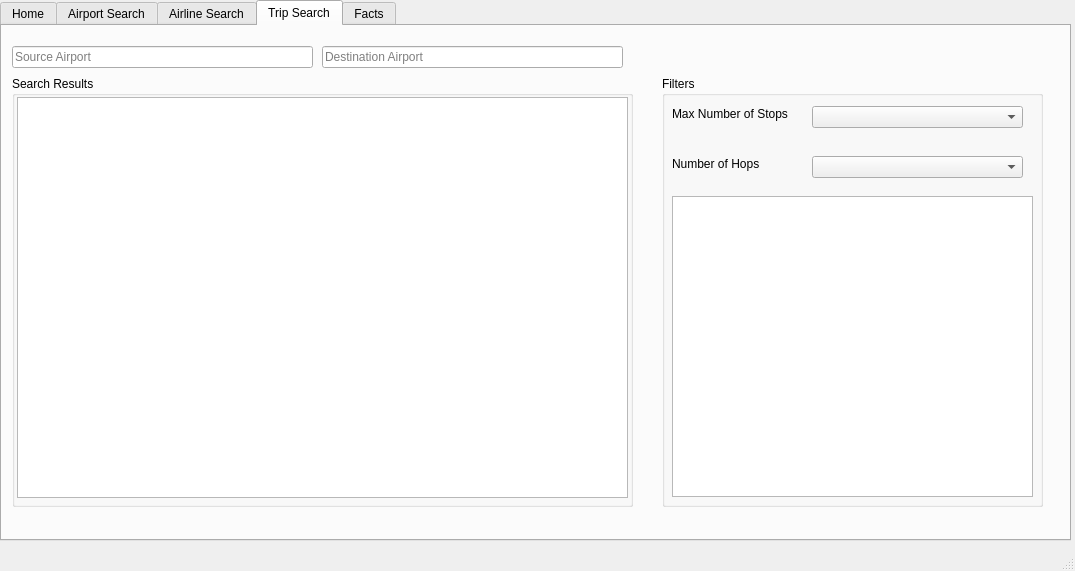
Old version of the form UI/mainwindow.ui in the repository kenji-adachi/cpts415_flightSearchEngine_Project.
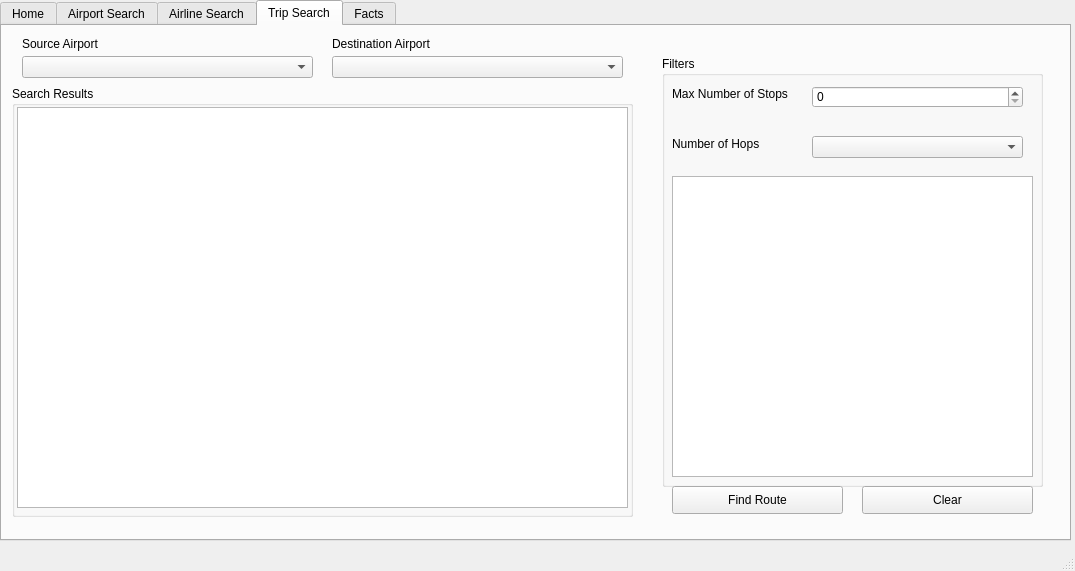
New version of the form. The open tabs and pages were chosen to show the change.

Commit message:
Most up to date UI - Mostly connected to DB
-Airport Tab Done
-Airline Tab waiting for Share code Query and Stops Query
-Trips Tab mostly done
-Facts Tab waiting for Aggregation Queries

Patch:
```diff
--- a/UI/mainwindow.ui
+++ b/UI/mainwindow.ui
@@ -239,42 +239,6 @@
         <string>Country</string>
        </property>
       </widget>
-      <widget class="QLabel" name="label_6">
-       <property name="geometry">
-        <rect>
-         <x>10</x>
-         <y>80</y>
-         <width>49</width>
-         <height>16</height>
-        </rect>
-       </property>
-       <property name="text">
-        <string>City</string>
-       </property>
-      </widget>
-      <widget class="QLabel" name="label_7">
-       <property name="geometry">
-        <rect>
-         <x>10</x>
-         <y>130</y>
-         <width>49</width>
-         <height>16</height>
-        </rect>
-       </property>
-       <property name="text">
-        <string>Stops</string>
-       </property>
-      </widget>
-      <widget class="QComboBox" name="airlineStopsDrop">
-       <property name="geometry">
-        <rect>
-         <x>70</x>
-         <y>130</y>
-         <width>221</width>
-         <height>22</height>
-        </rect>
-       </property>
-      </widget>
       <widget class="QCheckBox" name="airlineCodeShareCheckBox">
        <property name="geometry">
         <rect>
@@ -321,7 +285,7 @@
       <property name="geometry">
        <rect>
         <x>10</x>
-        <y>50</y>
+        <y>60</y>
         <width>621</width>
         <height>431</height>
        </rect>
@@ -338,13 +302,19 @@
          <height>401</height>
         </rect>
        </property>
+       <attribute name="horizontalHeaderVisible">
+        <bool>false</bool>
+       </attribute>
+       <attribute name="verticalHeaderVisible">
+        <bool>false</bool>
+       </attribute>
       </widget>
      </widget>
      <widget class="QGroupBox" name="tripsFilterGroupBox">
       <property name="geometry">
        <rect>
         <x>660</x>
-        <y>50</y>
+        <y>30</y>
         <width>381</width>
         <height>431</height>
        </rect>
@@ -352,16 +322,6 @@
       <property name="title">
        <string>Filters</string>
       </property>
-      <widget class="QComboBox" name="tripsMaxStopsDrop">
-       <property name="geometry">
-        <rect>
-         <x>150</x>
-         <y>30</y>
-         <width>211</width>
-         <height>22</height>
-        </rect>
-       </property>
-      </widget>
       <widget class="QComboBox" name="tripsNumHopsDrop">
        <property name="geometry">
         <rect>
@@ -408,30 +368,92 @@
         </rect>
        </property>
       </widget>
+      <widget class="QSpinBox" name="stopSpinBox">
+       <property name="geometry">
+        <rect>
+         <x>150</x>
+         <y>30</y>
+         <width>211</width>
+         <height>22</height>
+        </rect>
+       </property>
+      </widget>
      </widget>
-     <widget class="QLineEdit" name="tripsSourceAirportBar">
+     <widget class="QPushButton" name="findRoute">
       <property name="geometry">
        <rect>
-        <x>10</x>
-        <y>20</y>
-        <width>301</width>
+        <x>670</x>
+        <y>460</y>
+        <width>171</width>
+        <height>28</height>
+       </rect>
+      </property>
+      <property name="text">
+       <string>Find Route</string>
+      </property>
+     </widget>
+     <widget class="QPushButton" name="clearRoute">
+      <property name="geometry">
+       <rect>
+        <x>860</x>
+        <y>460</y>
+        <width>171</width>
+        <height>28</height>
+       </rect>
+      </property>
+      <property name="text">
+       <string>Clear</string>
+      </property>
+     </widget>
+     <widget class="QComboBox" name="tripsSourceAirportBar">
+      <property name="geometry">
+       <rect>
+        <x>20</x>
+        <y>30</y>
+        <width>291</width>
         <height>22</height>
        </rect>
       </property>
       <property name="placeholderText">
+       <string/>
+      </property>
+     </widget>
+     <widget class="QComboBox" name="tripsDestinAirportBar">
+      <property name="geometry">
+       <rect>
+        <x>330</x>
+        <y>30</y>
+        <width>291</width>
+        <height>22</height>
+       </rect>
+      </property>
+      <property name="placeholderText">
+       <string/>
+      </property>
+     </widget>
+     <widget class="QLabel" name="label_6">
+      <property name="geometry">
+       <rect>
+        <x>20</x>
+        <y>10</y>
+        <width>291</width>
+        <height>16</height>
+       </rect>
+      </property>
+      <property name="text">
        <string>Source Airport</string>
       </property>
      </widget>
-     <widget class="QLineEdit" name="tripsDestinAirportBar">
+     <widget class="QLabel" name="label_7">
       <property name="geometry">
        <rect>
-        <x>320</x>
-        <y>20</y>
-        <width>301</width>
-        <height>22</height>
+        <x>330</x>
+        <y>10</y>
+        <width>291</width>
+        <height>16</height>
        </rect>
       </property>
-      <property name="placeholderText">
+      <property name="text">
        <string>Destination Airport</string>
       </property>
      </widget>
```
Left out of the diff: 123 changed lines with no effect on the pictures. The commit also changes 3 other files.
